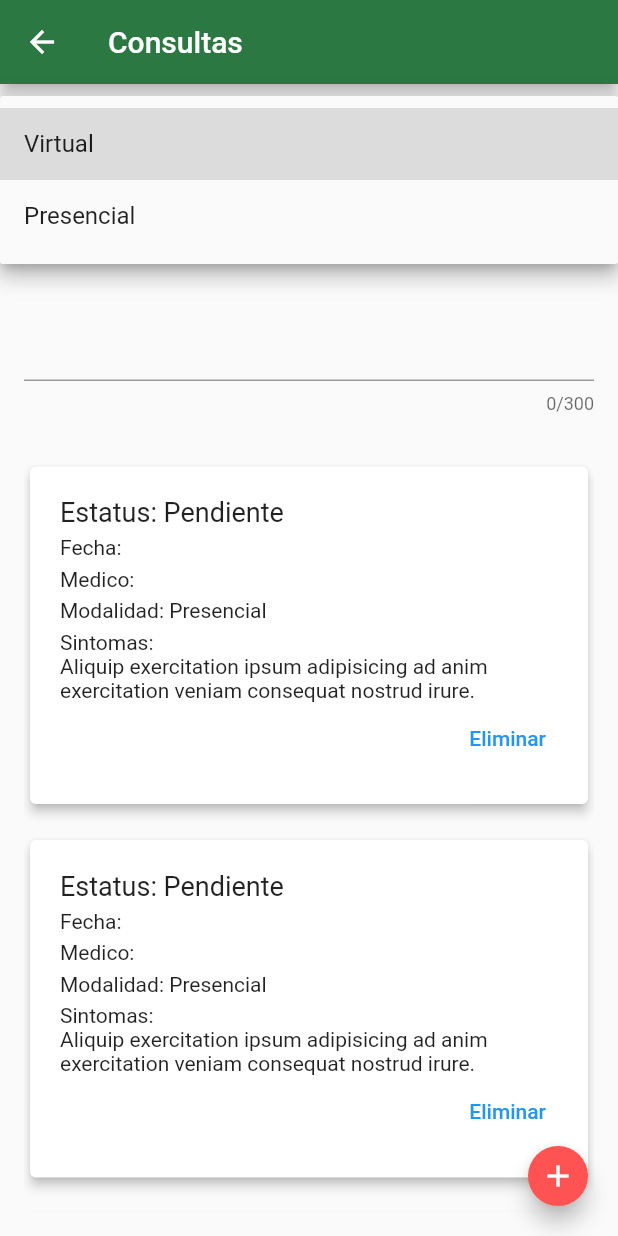
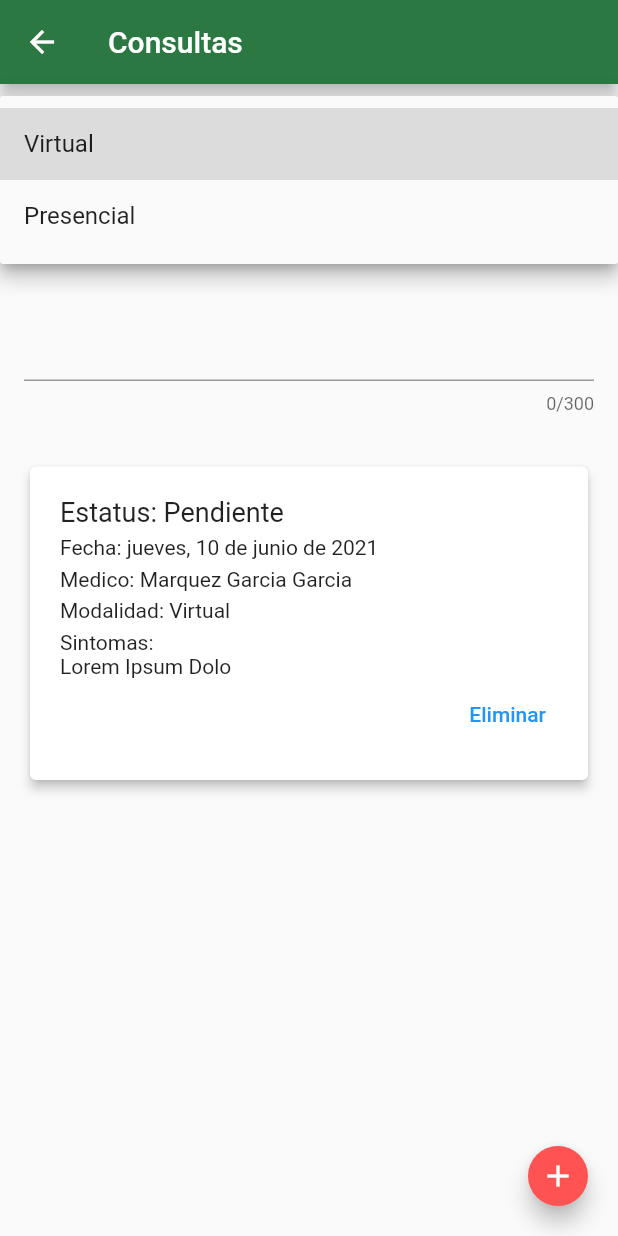
Before and after one commit to FernandoAcTr/covid19_itc_app, a Flutter app: the ConsultasPage screen opened by its route, after a tap on "Modalidad", on a phone screen of 412 x 824 dp. Run offline on Flutter 3.47's test engine with Material 2 defaults, Android fonts, the phone set to English and light mode, and no system bars; our stand-ins replace equatable.

Commit message:
Pagina de consultas con Provider y datos dummy

```diff
--- /dev/null
+++ b/lib/src/data/entities/consulta.dart
@@ -0,0 +1,43 @@
+import 'dart:convert';
+
+import 'package:covid19_itc/src/data/entities/medico.dart';
+
+class Consulta {
+  String solicitudId;
+  DateTime? fechaAtencion;
+  Medico? medico;
+  String sintomas;
+  String modalidad;
+  String status;
+
+  Consulta({
+    required this.solicitudId,
+    required this.sintomas,
+    required this.modalidad,
+    required this.status,
+    this.fechaAtencion,
+    this.medico,
+  });
+
+  factory Consulta.fromJson(String str) => Consulta.fromMap(json.decode(str));
+
+  String toJson() => json.encode(toMap());
+
+  factory Consulta.fromMap(Map<String, dynamic> json) => Consulta(
+        solicitudId: json["solicitud_id"],
+        sintomas: json["sintomas"],
+        modalidad: json["modalidad"],
+        status: json["status"],
+        fechaAtencion: json["fecha_atencion"] != null ? DateTime.parse(json["fecha_atencion"]) : null,
+        medico: json["medico"] != null ? Medico.fromMap(json["medico"]) : null,
+      );
+
+  Map<String, dynamic> toMap() => {
+        "solicitud_id": solicitudId,
+        "sintomas": sintomas,
+        "modalidad": modalidad,
+        "status": status,
+        "fecha_atencion": fechaAtencion?.toIso8601String(),
+        "medico": medico?.toMap(),
+      };
+}
--- /dev/null
+++ b/lib/src/data/providers/consulta/consulta_provider.dart
@@ -0,0 +1,66 @@
+import 'dart:math';
+
+import 'package:covid19_itc/src/data/entities/consulta.dart';
+import 'package:covid19_itc/src/data/entities/medico.dart';
+import 'package:covid19_itc/src/data/providers/changenotifier_with_state.dart';
+import 'package:covid19_itc/src/data/providers/consulta/consulta_state.dart';
+import 'package:flutter/material.dart';
+
+class ConsultaProvider extends ChangeNotifierWithState<ConsultaState> {
+  final _txtSintomasController = TextEditingController();
+  final _formConsultaKey = GlobalKey<FormState>();
+
+  ConsultaProvider() {
+    setState(ConsultaState(
+      modalidad: null,
+      consultas: [],
+      loading: false,
+    ));
+    fetchConsultas();
+  }
+
+  set modalidad(String? value) => setState(state.copyWith(modalidad: value));
+
+  get txtSintomasController => _txtSintomasController;
+  get formConsultaKey => _formConsultaKey;
+
+  fetchConsultas() async {
+    setState(state.copyWith(loading: true));
+    await Future.delayed(Duration(seconds: 2));
+    final List<Consulta> consultas = [];
+
+    final consulta = Consulta(
+      solicitudId: '456',
+      sintomas: 'Lorem Ipsum Dolo',
+      modalidad: 'Virtual',
+      status: 'Pendiente',
+      medico: Medico(
+        aMaterno: 'Juan',
+        aPaterno: 'Garcia',
+        nombre: 'Marquez',
+        medicoId: '1234567',
+      ),
+      fechaAtencion: DateTime.now(),
+    );
+
+    consultas.add(consulta);
+    setState(state.copyWith(loading: false, consultas: consultas));
+  }
+
+  addConsulta(String sintomas, String modalidad) {
+    final currentList = state.consultas;
+    currentList.add(Consulta(
+      sintomas: sintomas,
+      modalidad: modalidad,
+      status: 'Pendiente',
+      solicitudId: Random().nextInt(1000).toString(),
+    ));
+    setState(state.copyWith(consultas: currentList));
+  }
+
+  deleteConsulta(String solicitudId) {
+    final currentList = state.consultas;
+    final newList = currentList.where((element) => element.solicitudId != solicitudId).toList();
+    setState(state.copyWith(consultas: newList));
+  }
+}
--- a/lib/src/ui/pages/consultas/constultas_page.dart
+++ b/lib/src/ui/pages/consultas/constultas_page.dart
@@ -1,11 +1,16 @@
+import 'package:flutter/material.dart';
+import 'package:provider/provider.dart';
+import 'package:covid19_itc/src/data/providers/consulta/consulta_provider.dart';
 import 'package:covid19_itc/src/ui/pages/consultas/widgets/consulta_card.dart';
 import 'package:covid19_itc/src/ui/pages/consultas/widgets/consulta_form.dart';
-import 'package:flutter/material.dart';
+import 'package:covid19_itc/src/ui/utils.dart';
 
 class ConsultasPage extends StatelessWidget {
   @override
   Widget build(BuildContext context) {
-    return Scaffold(
+    return ChangeNotifierProvider(
+      create: (context) => ConsultaProvider(),
+      child: Scaffold(
         appBar: AppBar(
           title: Text('Consultas'),
         ),
@@ -20,6 +25,7 @@ class ConsultasPage extends StatelessWidget {
           ),
         ),
         floatingActionButton: _FloatingButton(),
+      ),
     );
   }
 }
@@ -28,10 +34,20 @@ class _FloatingButton extends StatelessWidget {
   @override
   Widget build(BuildContext context) {
     return FloatingActionButton(
-      onPressed: () {},
       mini: true,
       child: Icon(Icons.add),
       backgroundColor: Theme.of(context).accentColor,
+      onPressed: () {
+        final provider = Provider.of<ConsultaProvider>(context, listen: false);
+        if (provider.state.modalidad == null || !provider.formConsultaKey.currentState!.validate()) {
+          showSnackBar(text: 'Elige una modalidad e ingresa tus síntomas', context: context);
+        } else {
+          showSnackBar(text: 'Consulta programada. Espera a que un médico te asigne una fecha', context: context);
+          provider.addConsulta(provider.txtSintomasController.text, provider.state.modalidad!);
+          provider.txtSintomasController.text = '';
+          FocusScope.of(context).unfocus();
+        }
+      },
     );
   }
 }
@@ -39,12 +55,13 @@ class _FloatingButton extends StatelessWidget {
 class ListConsultas extends StatelessWidget {
   @override
   Widget build(BuildContext context) {
-    return Column(
-      children: [
-        ConsultaCard(),
-        ConsultaCard(),
-        ConsultaCard(),
-      ],
+    final provider = Provider.of<ConsultaProvider>(context);
+    final List<Widget> children = provider.state.consultas.map<ConsultaCard>((item) => ConsultaCard(item)).toList();
+
+    return provider.state.loading
+        ? Center(child: CircularProgressIndicator())
+        : Column(
+            children: children,
           );
   }
 }
--- a/lib/src/ui/pages/consultas/widgets/consulta_card.dart
+++ b/lib/src/ui/pages/consultas/widgets/consulta_card.dart
@@ -1,8 +1,18 @@
+import 'package:covid19_itc/src/data/entities/consulta.dart';
+import 'package:covid19_itc/src/data/providers/consulta/consulta_provider.dart';
+import 'package:covid19_itc/src/ui/utils.dart';
 import 'package:flutter/material.dart';
+import 'package:intl/intl.dart';
+import 'package:provider/provider.dart';
 
 class ConsultaCard extends StatelessWidget {
+  final Consulta consulta;
+
+  const ConsultaCard(this.consulta);
+
   @override
   Widget build(BuildContext context) {
+    final stringFecha = consulta.fechaAtencion != null ? DateFormat.yMMMMEEEEd().format(consulta.fechaAtencion!) : '';
     return Container(
       margin: EdgeInsets.only(top: 16),
       width: double.infinity,
@@ -13,21 +23,25 @@ class ConsultaCard extends StatelessWidget {
           child: Column(
             crossAxisAlignment: CrossAxisAlignment.start,
             children: [
-              Text('Estatus: Pendiente', style: TextStyle(fontSize: 18)),
+              Text('Estatus: ${consulta.status}', style: TextStyle(fontSize: 18)),
               SizedBox(height: 5),
-              Text('Fecha: '),
+              Text('Fecha: $stringFecha'),
               SizedBox(height: 5),
-              Text('Medico: '),
+              Text(
+                  'Medico: ${consulta.medico?.nombre ?? ''} ${consulta.medico?.aPaterno ?? ''} ${consulta.medico?.aPaterno ?? ''}'),
               SizedBox(height: 5),
-              Text('Modalidad: Presencial'),
+              Text('Modalidad: ${consulta.modalidad[0].toUpperCase() + consulta.modalidad.substring(1)}'),
               SizedBox(height: 5),
               Text('Sintomas:'),
-              Text('Aliquip exercitation ipsum adipisicing ad anim exercitation veniam consequat nostrud irure.'),
+              Text(consulta.sintomas),
               Container(
                 alignment: Alignment.bottomRight,
                 child: TextButton(
                   child: Text('Eliminar'),
-                  onPressed: () {},
+                  onPressed: () {
+                    Provider.of<ConsultaProvider>(context, listen: false).deleteConsulta(consulta.solicitudId);
+                    showSnackBar(text: 'La consulta ha sido eliminada', context: context);
+                  },
                 ),
               )
             ],
--- a/lib/src/ui/pages/consultas/widgets/consulta_form.dart
+++ b/lib/src/ui/pages/consultas/widgets/consulta_form.dart
@@ -1,14 +1,18 @@
+import 'package:covid19_itc/src/data/providers/consulta/consulta_provider.dart';
 import 'package:flutter/material.dart';
+import 'package:provider/provider.dart';
 
 class ConsultaForm extends StatelessWidget {
   @override
   Widget build(BuildContext context) {
+    final provider = Provider.of<ConsultaProvider>(context);
     return Form(
+      key: provider.formConsultaKey,
       child: Column(
         crossAxisAlignment: CrossAxisAlignment.start,
         children: [
           DropdownButton<String>(
-            value: null,
+            value: provider.state.modalidad,
             hint: Text('Modalidad'),
             items: [
               DropdownMenuItem(
@@ -21,16 +25,26 @@ class ConsultaForm extends StatelessWidget {
               ),
             ],
             isExpanded: true,
-            onChanged: (value) {},
+            onChanged: (value) {
+              final provider = Provider.of<ConsultaProvider>(context, listen: false);
+              provider.modalidad = value;
+            },
           ),
           SizedBox(height: 15),
           TextFormField(
             maxLines: 5,
             keyboardType: TextInputType.multiline,
+            maxLength: 300,
             decoration: InputDecoration(
               hintText: 'Describe tus síntomas....',
-              counterText: '0/300',
             ),
+            controller: provider.txtSintomasController,
+            validator: (value) {
+              if (value == null || value.isEmpty) {
+                return 'Campo obligatorio';
+              }
+              return null;
+            },
           ),
         ],
       ),
```
Also changed, not shown: lib/src/data/providers/consulta/consulta_state.dart (added, +32 -0 lines), lib/src/ui/utils.dart (+9 -0 lines). Lines whose indentation alone changed are shown as unchanged.
